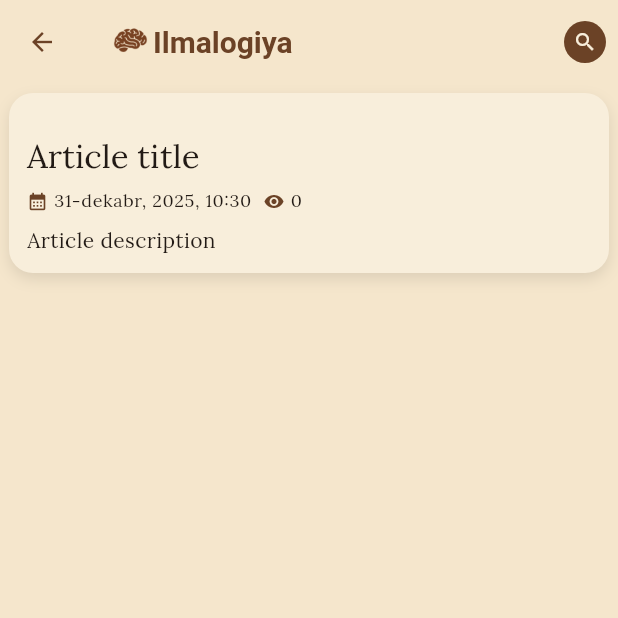
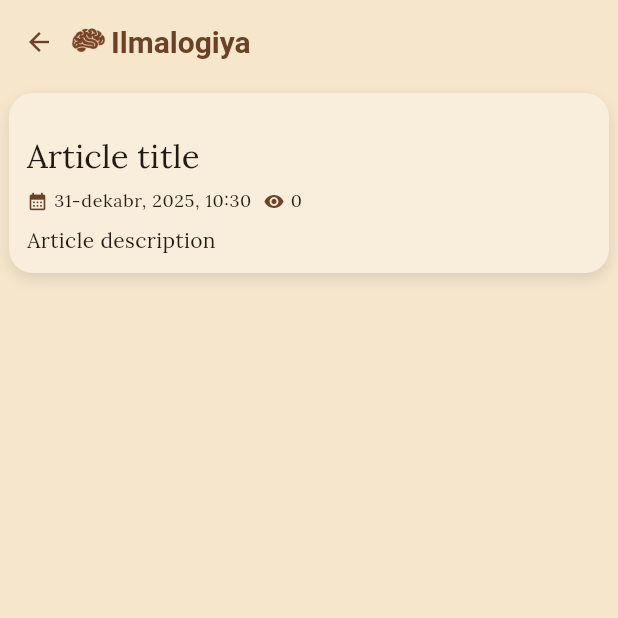
Before and after one commit to ilmalogiya/ilmalogiya-mobile, a Flutter app: the ArticleDetailScreen screen opened directly with empty values, on a phone screen of 412 x 824 dp, the top half of it. Run offline on Flutter 3.47's test engine with Material 3 defaults, Android fonts, the phone set to English and light mode, and no system bars; drawn by our look-alikes of keyboard_dismisser, loader_overlay; our stand-ins replace adaptive_theme, cached_network_image, equatable, firebase_core, firebase_messaging, flutter_bloc and 4 more; accounts and stored records are empty; generated files the repository leaves out were written again; network calls fail.

```diff
--- a/lib/presentation/app_widgets/article_app_bar.dart
+++ b/lib/presentation/app_widgets/article_app_bar.dart
@@ -3,25 +3,40 @@ import '../../generated/assets/assets.gen.dart';
 import '../../utils/ui/app_colors.dart';
 
 class ArticleAppBar extends StatelessWidget implements PreferredSizeWidget {
-  const ArticleAppBar({super.key});
+  const ArticleAppBar({super.key, this.enableSearch = false});
+
+  final bool enableSearch;
 
   @override
   Widget build(BuildContext context) {
     bool isRoot = ModalRoute.of(context)?.isFirst ?? false;
     return AppBar(
-      leading: !isRoot
-          ? IconButton(
-              icon: const Icon(
+      // leading: !isRoot
+      //     ? IconButton(
+      //         icon: const Icon(
+      //           Icons.arrow_back,
+      //           color: AppColors.primaryColor,
+      //           size: 20,
+      //         ),
+      //         onPressed: () => Navigator.of(context).pop(),
+      //       )
+      //     : null,
+      automaticallyImplyLeading: false,
+      title: Row(
+        children: [
+          if (!isRoot)
+            InkWell(
+              overlayColor: const WidgetStatePropertyAll(Colors.transparent),
+              onTap: () => Navigator.of(context).pop(),
+              child: const Padding(
+                padding: .only(right: 8),
+                child: Icon(
                   Icons.arrow_back,
                   color: AppColors.primaryColor,
                   size: 20,
                 ),
-              onPressed: () => Navigator.of(context).pop(),
-            )
-          : null,
-      automaticallyImplyLeading: false,
-      title: Row(
-        children: [
+              ),
+            ),
           Image.asset(
             Assets.images.brain.path,
             width: 30,
@@ -31,7 +46,9 @@ class ArticleAppBar extends StatelessWidget implements PreferredSizeWidget {
           const Text("Ilmalogiya"),
         ],
       ),
-      actions: [
+      actions: !enableSearch
+          ? null
+          : [
               InkWell(
                 overlayColor: const WidgetStatePropertyAll(Colors.transparent),
                 onTap: () {},
@@ -42,7 +59,11 @@ class ArticleAppBar extends StatelessWidget implements PreferredSizeWidget {
                   ),
                   child: Padding(
                     padding: .all(6.0),
-              child: Icon(Icons.search, size: 16, color: AppColors.cardColor),
+                    child: Icon(
+                      Icons.search,
+                      size: 16,
+                      color: AppColors.cardColor,
+                    ),
                   ),
                 ),
               ),
--- a/lib/presentation/articles/articles_screen.dart
+++ b/lib/presentation/articles/articles_screen.dart
@@ -12,7 +12,7 @@ class ArticlesScreen extends StatelessWidget {
   Widget build(BuildContext context) {
     return PopScope(
       child: Scaffold(
-        appBar: const ArticleAppBar(),
+        appBar: const ArticleAppBar(enableSearch: true),
         body: BlocBuilder<ArticlesCubit, ArticlesState>(
           builder: (context, state) {
             if (state.status == .submissionInProgress) {
```
Lines whose indentation alone changed are shown as unchanged.
